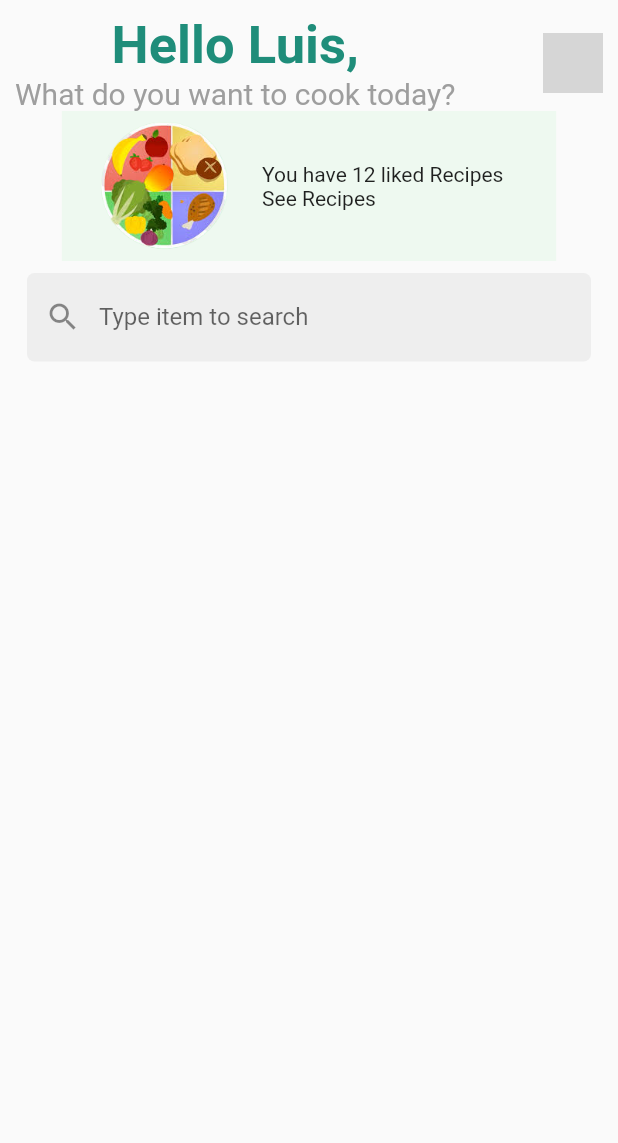
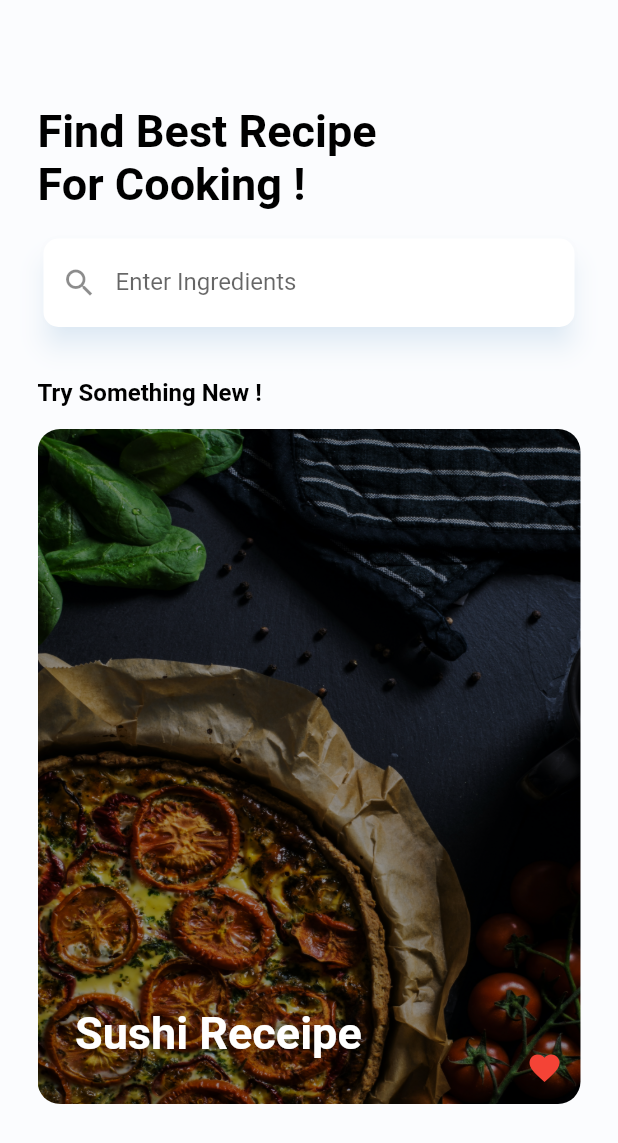
Before and after one commit to sinarest1608/SwamphacksVIII, a Flutter app: the UserHomeView screen opened directly with empty values, on a phone screen of 412 x 824 dp. Shown: the top 1143 px of the screen. Run offline on Flutter 3.47's test engine with Material 2 defaults, Android fonts, the light colour scheme and no system bars; our stand-ins replace argon_buttons_flutter, flutter_spinkit, get, google_fonts, octo_image, responsive_sizer; Roboto replaces fonts that are missing (MedievalSharp-Regular); grey boxes are pictures that could not be loaded.

Commit message:
updated interface

```diff
--- a/frontend/bnb/lib/app/modules/home/views/user_home_view.dart
+++ b/frontend/bnb/lib/app/modules/home/views/user_home_view.dart
@@ -14,75 +14,64 @@ class UserHomeView extends GetView {
   UserHomeView(this.controller);
   @override
   Widget build(BuildContext context) {
-    return SafeArea(
-      child: Obx(() => Scaffold(
+    return Obx(() => Scaffold(
+          backgroundColor: Color(0xfffbfcfe),
           floatingActionButton: controller.userIngredients.length == 0
               ? Container()
               : FloatingActionButton(
+                  backgroundColor: Colors.blue,
                   onPressed: () {
                     Get.to(RecipeResultsView());
                     controller.handleSearch(controller.userIngredients);
                   },
-                    child: Text("Submit"),
+                  child: Icon(Icons.check),
                   isExtended: true,
                 ),
-            // appBar: AppBar(
-            //   title: Text('UserHomeView'),
-            //   centerTitle: true,
-            // ),
           body: Padding(
-              padding: const EdgeInsets.all(10.0),
+            padding: const EdgeInsets.all(25.0),
             child: Column(
               children: [
+                SizedBox(
+                  height: 45,
+                ),
                 Row(
                   mainAxisAlignment: MainAxisAlignment.spaceBetween,
                   children: [
                     Column(
+                      crossAxisAlignment: CrossAxisAlignment.start,
                       children: [
                         Text(
-                            "Hello Luis,",
+                          "Find Best Recipe \nFor Cooking !",
                           style: TextStyle(
-                                color: Color(0xFF1F8D7A),
-                                fontSize: 35,
+                              color: Colors.black,
+                              fontSize: 30,
                               fontWeight: FontWeight.bold),
-                          ),
-                          Text(
-                            "What do you want to cook today?",
-                            style: TextStyle(color: Colors.grey, fontSize: 20),
                         ),
                       ],
                     ),
-                      CircleAvatar(
-                        child: OctoImage.fromSet(
-                          image: NetworkImage(
-                            "https://www.nj.com/resizer/zovGSasCaR41h_yUGYHXbVTQW2A=/1280x0/smart/cloudfront-us-east-1.images.arcpublishing.com/advancelocal/SJGKVE5UNVESVCW7BBOHKQCZVE.jpg",
-                          ),
-                          height: Get.height * 0.05,
-                          // width: Get.width * 0.25,
-                          fit: BoxFit.cover,
-                          octoSet:
-                              OctoSet.blurHash('LEHV6nWB2yk8pyo0adR*.7kCMdnj'),
-                        ),
-                      )
                   ],
                 ),
-                  Container(
-                    color: Color(0xFFEEF9F0),
-                    height: 100,
-                    width: Get.width * 0.8,
-                    child: Row(
-                      children: [
-                        Image.asset("assets/images/food.png"),
-                        Text("You have 12 liked Recipes\nSee Recipes")
-                      ],
+                // Container(
+                //   color: Color(0xFFEEF9F0),
+                //   height: 100,
+                //   width: Get.width * 0.8,
+                //   child: Row(
+                //     children: [
+                //       Image.asset("assets/images/food.png"),
+                //       Text("You have 12 liked Recipes\nSee Recipes")
+                //     ],
+                //   ),
+                // ),
+                Padding(
+                  padding: const EdgeInsets.symmetric(vertical: 15.0),
+                  child: Card(
+                    elevation: 7,
+                    shape: RoundedRectangleBorder(
+                      borderRadius: BorderRadius.circular(10.0),
                     ),
-                  ),
-                  Padding(
-                    padding: const EdgeInsets.all(8.0),
+                    shadowColor: Colors.blue.withOpacity(0.2),
                     child: TextFormField(
                       autovalidateMode: AutovalidateMode.onUserInteraction,
-                      //keyboardType: type,
-                      //maxLines: maxLines,
                       controller: _textContr,
                       onFieldSubmitted: (ingredient) {
                         controller.userIngredients.add(ingredient);
@@ -91,9 +80,9 @@ class UserHomeView extends GetView {
                       decoration: InputDecoration(
                         prefixIcon: Icon(Icons.search),
                         border: InputBorder.none,
-                        fillColor: Colors.grey[200],
+                        fillColor: Colors.transparent,
                         filled: true,
-                        labelText: "Type item to search",
+                        labelText: "Enter Ingredients",
                         focusedErrorBorder: OutlineInputBorder(
                             borderRadius: BorderRadius.circular(5.0),
                             borderSide: BorderSide.none),
@@ -109,22 +98,77 @@ class UserHomeView extends GetView {
                       ),
                     ),
                   ),
-                  Obx(() => ListView.builder(
+                ),
+                Row(
+                  children: [
+                    Padding(
+                      padding: const EdgeInsets.symmetric(vertical: 15.0),
+                      child: Text(
+                        "Try Something New !",
+                        style: TextStyle(
+                            color: Colors.black,
+                            fontSize: 16,
+                            fontWeight: FontWeight.bold),
+                      ),
+                    ),
+                  ],
+                ),
+                Visibility(
+                  visible: controller.userIngredients.length != 0,
+                  child: Obx(() => ListView.builder(
                         shrinkWrap: true,
                         physics: ClampingScrollPhysics(),
                         itemCount: controller.userIngredients.length,
                         itemBuilder: (context, index) {
-                          if (controller.userIngredients.length == 0) {
-                            return Container();
-                          }
+                          if (controller.userIngredients.length == 0) {}
                           return ingredientCard(
                               controller.userIngredients[index], controller);
                         },
-                      ))
+                      )),
+                ),
+                Stack(
+                  alignment: Alignment.bottomCenter,
+                  children: [
+                    ClipRRect(
+                      borderRadius: BorderRadius.circular(15),
+                      child: Image.asset(
+                        "assets/images/homeBG.jpeg",
+                        color: Colors.black38,
+                        colorBlendMode: BlendMode.multiply,
+                        height: 450,
+                        width: Get.width,
+                        fit: BoxFit.fill,
+                      ),
+                    ),
+                    Align(
+                      alignment: Alignment.topRight,
+                      child: IconButton(
+                          onPressed: () {},
+                          icon: Icon(
+                            Icons.favorite,
+                            color: Colors.red,
+                          )),
+                    ),
+                    Align(
+                      alignment: Alignment.bottomLeft,
+                      child: Padding(
+                        padding: const EdgeInsets.symmetric(
+                            horizontal: 25.0, vertical: 30),
+                        child: Text(
+                          "Sushi Receipe",
+                          overflow: TextOverflow.ellipsis,
+                          style: TextStyle(
+                              color: Colors.white,
+                              fontSize: 30,
+                              fontWeight: FontWeight.bold),
+                        ),
+                      ),
+                    ),
+                  ],
+                ),
               ],
             ),
           ),
-          )),
-    );
+        ));
   }
 }
```
Also changed, not shown: frontend/bnb/lib/app/modules/home/views/home_view.dart (+26 -35 lines), frontend/bnb/lib/app/modules/home/views/recipe_results_view.dart (+41 -45 lines), frontend/bnb/lib/app/modules/home/widgets/ingredient_tile.dart (+13 -3 lines), frontend/bnb/lib/main.dart (+5 -5 lines), frontend/bnb/pubspec.lock. Lines whose indentation alone changed are shown as unchanged.
